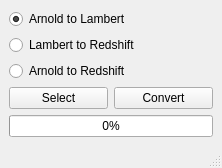
First picture: the form in ui/main.ui, repository iceanimations/arnoldToRedshift, before the edit.
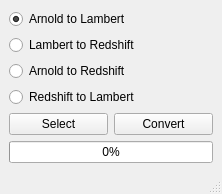
Second picture: the form after the edit.

```diff
--- a/ui/main.ui
+++ b/ui/main.ui
@@ -7,7 +7,7 @@
     <x>0</x>
     <y>0</y>
     <width>222</width>
-    <height>164</height>
+    <height>182</height>
    </rect>
   </property>
   <property name="windowTitle">
@@ -39,6 +39,13 @@
       </property>
      </widget>
     </item>
+    <item>
+     <widget class="QRadioButton" name="redshiftToLambertButton">
+      <property name="text">
+       <string>Redshift to Lambert</string>
+      </property>
+     </widget>
+    </item>
     <item>
      <layout class="QHBoxLayout" name="horizontalLayout">
       <item>
```
